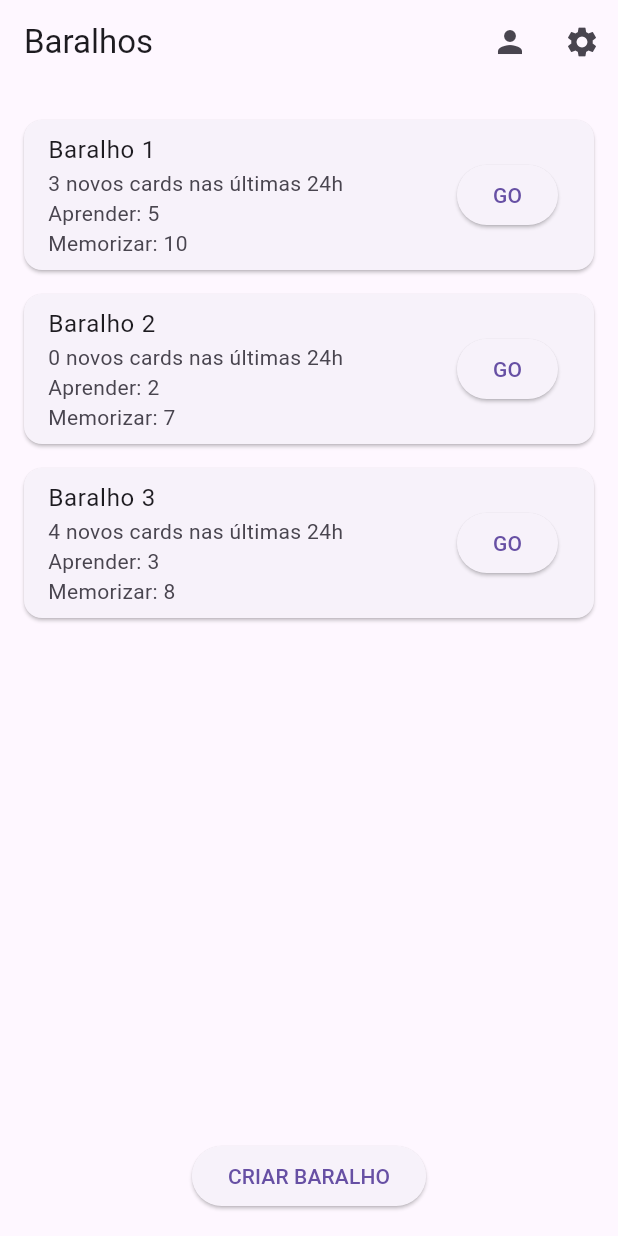
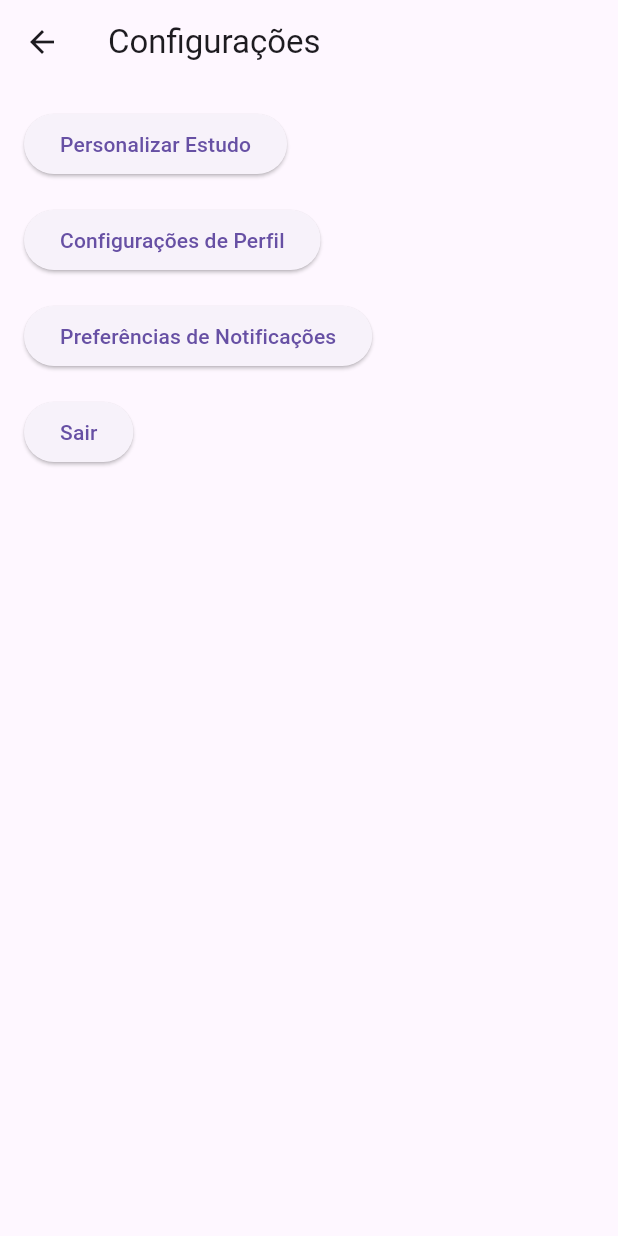
Before and after one commit to amandasgonsalves/flutter-app, a Flutter app: the screen it shows after launch, after a tap on the "settings" icon, on a phone screen of 412 x 824 dp. Run offline on Flutter 3.47's test engine with Material 3 defaults, Android fonts, the phone set to English and light mode, and no system bars.

```diff
--- a/lib/pages/home_screen.dart
+++ b/lib/pages/home_screen.dart
@@ -1,5 +1,7 @@
 import 'package:flutter/material.dart';
 import 'profile_screen.dart';
+import 'settings_screen.dart';
+import 'create_deck_screen.dart';
 
 class HomeScreen extends StatelessWidget {
   final List<Map<String, dynamic>> decks = [
@@ -43,7 +45,12 @@ class HomeScreen extends StatelessWidget {
           IconButton(
             icon: Icon(Icons.settings),
             onPressed: () {
-              // Navegação para a tela de configurações
+              Navigator.push(
+                context,
+                MaterialPageRoute(
+                    builder: (context) =>
+                        SettingsScreen()), // Navega para a tela de configurações
+              );
             },
           ),
         ],
@@ -83,9 +90,14 @@ class HomeScreen extends StatelessWidget {
             ),
             ElevatedButton(
               onPressed: () {
-                // Ação para criar um novo baralho
+                Navigator.push(
+                  context,
+                  MaterialPageRoute(
+                      builder: (context) =>
+                          CreateDeckScreen()), // Navega para a tela de criar baralho
+                );
               },
-              child: Text('CRIAR BARALHO'),
+              child: Text('Criar Baralho'),
             ),
           ],
         ),
--- /dev/null
+++ b/lib/pages/settings_screen.dart
@@ -0,0 +1,60 @@
+import 'package:flutter/material.dart';
+
+class SettingsScreen extends StatelessWidget {
+  @override
+  Widget build(BuildContext context) {
+    return Scaffold(
+      appBar: AppBar(
+        title: Text('Configurações'),
+        leading: IconButton(
+          icon: Icon(Icons.arrow_back),
+          onPressed: () {
+            Navigator.pop(context); // Volta para a tela anterior
+          },
+        ),
+      ),
+      body: Padding(
+        padding: const EdgeInsets.all(16.0),
+        child: Column(
+          crossAxisAlignment: CrossAxisAlignment.start,
+          children: [
+            // Botão de Personalizar Estudo
+            ElevatedButton(
+              onPressed: () {
+                // Lógica para personalizar estudo
+              },
+              child: Text('Personalizar Estudo'),
+            ),
+            SizedBox(height: 16),
+
+            // Botão de Configurações de Perfil
+            ElevatedButton(
+              onPressed: () {
+                // Lógica para configurações de perfil
+              },
+              child: Text('Configurações de Perfil'),
+            ),
+            SizedBox(height: 16),
+
+            // Botão de Preferências de Notificações
+            ElevatedButton(
+              onPressed: () {
+                // Lógica para preferências de notificações
+              },
+              child: Text('Preferências de Notificações'),
+            ),
+            SizedBox(height: 16),
+
+            // Botão de Sair
+            ElevatedButton(
+              onPressed: () {
+                // Lógica para sair
+              },
+              child: Text('Sair'),
+            ),
+          ],
+        ),
+      ),
+    );
+  }
+}
```
Also changed, not shown: lib/pages/create_deck_screen.dart (added, +165 -0 lines).
